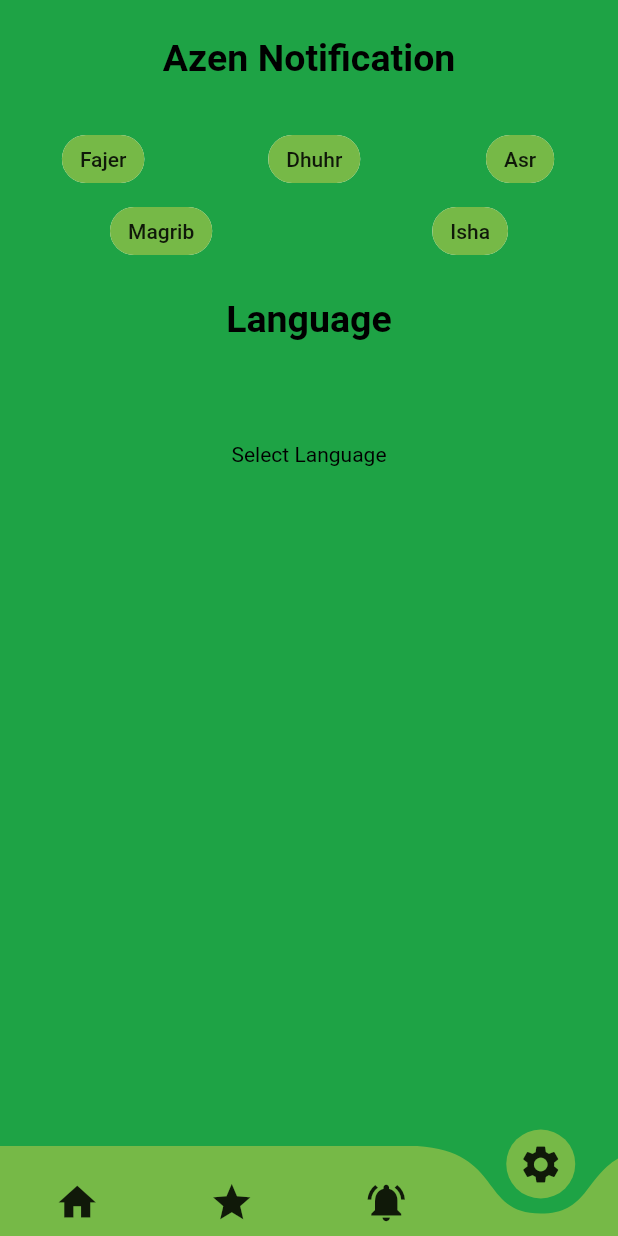
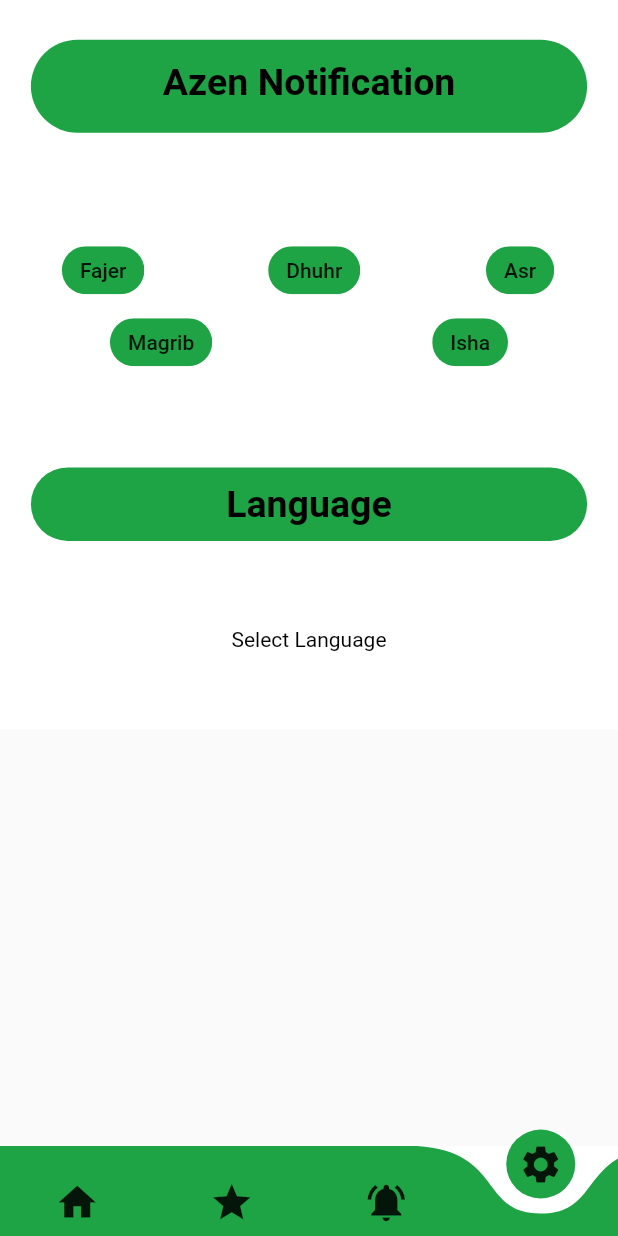
Before and after one commit to Danaboude/flutter-facemoqse, a Flutter app: the screen it shows after launch, item 4 of the bottom bar chosen, on a phone screen of 412 x 824 dp. Run offline on Flutter 3.47's test engine with Material 2 defaults, Android fonts, the phone set to English and light mode, and no system bars; drawn by our look-alikes of curved_navigation_bar; our stand-ins replace carousel_slider, flutter_local_notifications, flutter_native_timezone, flutter_spinkit, shared_preferences, timezone; missing offline and left inert: auto_start_flutter, flutter_statusbarcolor_ns; network calls fail.

Commit message:
my changes

```diff
--- a/lib/Screen/eventnotifications.dart
+++ b/lib/Screen/eventnotifications.dart
@@ -11,6 +11,9 @@ class EventNotifications extends StatelessWidget {
     return Column(
       children: [
       Container(
+        decoration: BoxDecoration(color: Color(0xFF1ea345),
+                borderRadius: BorderRadius.circular(40)),
+            margin: const EdgeInsets.all(20),
         alignment: Alignment.topCenter,
         child: Text(language['eventnotifications'],style:const TextStyle(fontSize: 30,fontWeight: FontWeight.bold),),
       )
--- a/lib/Screen/homescreen.dart
+++ b/lib/Screen/homescreen.dart
@@ -1,6 +1,5 @@
 import 'dart:async';
 
-import 'package:android_alarm_manager_plus/android_alarm_manager_plus.dart';
 import 'package:carousel_slider/carousel_slider.dart';
 import 'package:facemosque/Screen/musqScreen.dart';
 import 'package:facemosque/providers/fatchdata.dart';
@@ -73,18 +72,9 @@ class _HomeScreenState extends State<HomeScreen> {
       bottomNavigationBar: const BottomNav(),
       body: SafeArea(
           child: Container(
-        decoration: const BoxDecoration(
-          gradient: LinearGradient(
-              colors: [
-                Color(0xFF1ea345),
-                Color(0xFF1ea345),
-              ],
-              begin: FractionalOffset(0.0, 0.0),
-              end: FractionalOffset(0.7, 0.2),
-              stops: [0.0, 1.0],
-              tileMode: TileMode.clamp),
-        ),
+        color: Colors.white,
         child: ListView(
+            shrinkWrap: true,
               //mainAxisAlignment: MainAxisAlignment.spaceAround,
             children: [
               Provider.of<Buttonclickp>(context).indexnavigationbar == 0
@@ -128,11 +118,11 @@ class _HomeScreenState extends State<HomeScreen> {
                                             width: 3),
                                         boxShadow: const [
                                           BoxShadow(
-                                          color: Color(0xff8F9779),
+                                            color: Colors.green,
                                             spreadRadius: 5,
                                             blurRadius: 7,
                                             offset: Offset(0,
-                                              1), // changes position of shadow
+                                                2), // changes position of shadow
                                           ),
                                         ],
                                         borderRadius: BorderRadius.circular(40),
@@ -178,18 +168,18 @@ class _HomeScreenState extends State<HomeScreen> {
                                 .toList()),
 
                         Container(
-                        height: sizedphone.height * 0.36,
+                          height: sizedphone.height * 0.39,
                           width: sizedphone.width * 0.8,
                           decoration: BoxDecoration(
                             border: Border.all(
                                 color: const Color(0xffD1B000), width: 3),
                            boxShadow: const [
                                           BoxShadow(
-                              color: Color(0xffafb0b2),
+                                            color: Colors.green,
                                             spreadRadius: 5,
                                             blurRadius: 7,
-                              offset:
-                                  Offset(0, 3), // changes position of shadow
+                                            offset: Offset(0,
+                                                2), // changes position of shadow
                                           ),
                                         ],
                             borderRadius: BorderRadius.circular(40),
@@ -204,6 +194,7 @@ class _HomeScreenState extends State<HomeScreen> {
                                 tileMode: TileMode.clamp),
                           ),
                           child: Column(
+
                             mainAxisAlignment: MainAxisAlignment.spaceAround,
                             children: [
                               titlel(language['nextparer']),
@@ -228,7 +219,8 @@ class _HomeScreenState extends State<HomeScreen> {
                           : const SettingsScreen(),
             ],
           ),
-      )),
+        ),
+      )
     );
   }
 
@@ -237,17 +229,8 @@ class _HomeScreenState extends State<HomeScreen> {
       margin: const EdgeInsets.all(15),
       padding: const EdgeInsets.all(10),
       decoration: BoxDecoration(
-        borderRadius: BorderRadius.circular(40),
-        gradient: const LinearGradient(
-            colors: [
-              Color(0xFF454545),
-              //Color(0xFF57E9F2),
-              Color(0xFF94C973),
-            ],
-            begin: FractionalOffset(0.0, 0.0),
-            end: FractionalOffset(0.1, 0.7),
-            stops: [0.0, 1.0],
-            tileMode: TileMode.clamp),
+        borderRadius: BorderRadius.circular(30),
+         color: Color(0xFF94C973),
       ),
       alignment: Alignment.center,
       child: Text(titlel,
--- a/lib/Screen/settingsscreen.dart
+++ b/lib/Screen/settingsscreen.dart
@@ -39,80 +39,84 @@ class _SettingsScreenState extends State<SettingsScreen> {
       Mylangwch(lang: language['englich']),
       Mylangwch(lang: language['arabic'])
     ];
-    return Center(
+    return SafeArea(
       child: Column(
-        mainAxisAlignment: MainAxisAlignment.start,
+        mainAxisAlignment: MainAxisAlignment.spaceAround,
         children: [
+           SizedBox(height: sizedphone.height*0.02,),
           Container(
-            margin: const EdgeInsets.all(20),
+              alignment: Alignment.center,
+            width: sizedphone.width*0.9,
+            padding: const EdgeInsets.all(10),
+            decoration: BoxDecoration(
+                color: Color(0xFF1ea345),
+                borderRadius: BorderRadius.circular(40)),
+            margin: const EdgeInsets.all(10),
             child: Text(
               language['azannotification'],
               style: const TextStyle(fontSize: 25, fontWeight: FontWeight.bold),
             ),
           ),
+          SizedBox(height: sizedphone.height*0.07,),
           Row(
             mainAxisAlignment: MainAxisAlignment.spaceAround,
             children: [
               FilterChip(
-
                 label: Text(language['fajer']),
                 onSelected: (bool i) async {
                   Provider.of<Buttonclickp>(context, listen: false)
                       .chackDayWeek(0);
                   Provider.of<Buttonclickp>(context, listen: false)
                       .storeDaysWeek();
-                      if(!i){
+                  if (!i) {
                     _notificationHelper.cancel(0);
-                      }else{
+                  } else {
                     await _notificationHelper.initializeNotification();
-
 
                     alarmadan('fajer');
                   }
-
                 },
                 selected: Provider.of<Buttonclickp>(context).sala[0],
-                backgroundColor: const Color(0xff76B947),
+                backgroundColor: const Color(0xFF1ea345),
                 selectedColor: const Color(0xffD1B000),
-
               ),
               FilterChip(
                 label: Text(language['dhuhr']),
-                onSelected: (bool i) async{
+                onSelected: (bool i) async {
                   Provider.of<Buttonclickp>(context, listen: false)
                       .chackDayWeek(1);
 
                   Provider.of<Buttonclickp>(context, listen: false)
                       .storeDaysWeek();
-                        if(!i){
+                  if (!i) {
                     _notificationHelper.cancel(1);
-                      }else{
+                  } else {
                     await _notificationHelper.initializeNotification();
 
                     alarmadan('dhuhr');
                   }
                 },
                 selected: Provider.of<Buttonclickp>(context).sala[1],
-                backgroundColor: const Color(0xff76B947),
+                backgroundColor:  const Color(0xFF1ea345),
                 selectedColor: const Color(0xffD1B000),
               ),
               FilterChip(
                 label: Text(language['asr']),
-                onSelected: (bool i)async {
+                onSelected: (bool i) async {
                   Provider.of<Buttonclickp>(context, listen: false)
                       .chackDayWeek(2);
 
                   Provider.of<Buttonclickp>(context, listen: false)
                       .storeDaysWeek();
-                        if(!i){
+                  if (!i) {
                     _notificationHelper.cancel(2);
-                      }else{
+                  } else {
                     await _notificationHelper.initializeNotification();
                     alarmadan('asr');
                   }
                 },
                 selected: Provider.of<Buttonclickp>(context).sala[2],
-                backgroundColor: const Color(0xff76B947),
+                backgroundColor:  const Color(0xFF1ea345),
                 selectedColor: const Color(0xffD1B000),
               ),
             ],
@@ -122,47 +126,53 @@ class _SettingsScreenState extends State<SettingsScreen> {
             children: [
               FilterChip(
                 label: Text(language['magrib']),
-                onSelected: (bool i) async{
+                onSelected: (bool i) async {
                   Provider.of<Buttonclickp>(context, listen: false)
                       .chackDayWeek(3);
 
                   Provider.of<Buttonclickp>(context, listen: false)
                       .storeDaysWeek();
-                        if(!i){
+                  if (!i) {
                     _notificationHelper.cancel(3);
-                      }else{
+                  } else {
                     await _notificationHelper.initializeNotification();
                     alarmadan('magrib');
                   }
                 },
                 selected: Provider.of<Buttonclickp>(context).sala[3],
-                backgroundColor: const Color(0xff76B947),
+                backgroundColor:  const Color(0xFF1ea345),
                 selectedColor: const Color(0xffD1B000),
               ),
               FilterChip(
                 label: Text(language['isha']),
-                onSelected: (bool i) async{
+                onSelected: (bool i) async {
                   Provider.of<Buttonclickp>(context, listen: false)
                       .chackDayWeek(4);
 
                   Provider.of<Buttonclickp>(context, listen: false)
                       .storeDaysWeek();
-                        if(!i){
+                  if (!i) {
                     _notificationHelper.cancel(4);
-                      }else{
+                  } else {
                     await _notificationHelper.initializeNotification();
                     alarmadan('isha');
                   }
                 },
                 selected: Provider.of<Buttonclickp>(context).sala[4],
-                backgroundColor: const Color(0xff76B947),
+                backgroundColor:  const Color(0xFF1ea345),
                 selectedColor: const Color(0xffD1B000),
               ),
             ],
           ),
+           SizedBox(height: sizedphone.height*0.06,),
           Container(
+            alignment: Alignment.center,
+            width: sizedphone.width*0.9,
+               padding: const EdgeInsets.all(10),
+            decoration: BoxDecoration(
+                color: Color(0xFF1ea345),
+                borderRadius: BorderRadius.circular(40)),
             margin: const EdgeInsets.all(10),
-            padding: const EdgeInsets.all(10),
             child: Text(
               language['language'],
               style: const TextStyle(fontSize: 25, fontWeight: FontWeight.bold),
@@ -172,7 +182,7 @@ class _SettingsScreenState extends State<SettingsScreen> {
             height: sizedphone.height * 0.14,
             width: sizedphone.width * 0.3,
             child: PopupMenuButton<Mylangwch>(
-              color: const Color(0xff76B947),
+              color: Color(0xFF1ea345),
               child: Center(
                 child: Text(
                   language['selectlanguage'],
--- a/lib/widget/bottomnav.dart
+++ b/lib/widget/bottomnav.dart
@@ -38,9 +38,9 @@ class _BottomNavState extends State<BottomNav> {
     return CurvedNavigationBar(
 
         animationDuration:const Duration(milliseconds: 500),
-        backgroundColor: Color(0xFF1ea345),
+        backgroundColor: Colors.white,
        // buttonBackgroundColor:const Color(0xFFB7F8DB),
-        color:const Color(0xff76B947),
+        color:const Color(0xFF1ea345),
 
         index: inde,
         height: 60,
--- a/lib/widget/countdowntimer.dart
+++ b/lib/widget/countdowntimer.dart
@@ -87,8 +87,9 @@ class _CountdownTimerState extends State<CountdownTimer> {
       } else if (DateFormat("hh:mm").parse(
           mosque.isha.split(':')[0] + ':' + mosque.isha.split(':')[1]).isAfter(now)) {
         timehm = mosque.isha.split(':');
-      } else if (now.hour>23){
-         timehm = mosque.fajer.split(':');
+      } else if (DateFormat("hh:mm").parse(
+          mosque.isha.split(':')[0] + ':' + mosque.isha.split(':')[1]).isBefore(now)){
+         countdownTimer?.cancel();
       }
 
       DateTime tempDate =
```
Also changed, not shown: lib/Screen/musqScreen.dart (+30 -31 lines), lib/main.dart (+64 -29 lines), lib/widget/notificationHelper.dart (+10 -6 lines), pubspec.yaml (+6 -8 lines), pubspec.lock, 6 other files. Lines whose indentation alone changed are shown as unchanged.
